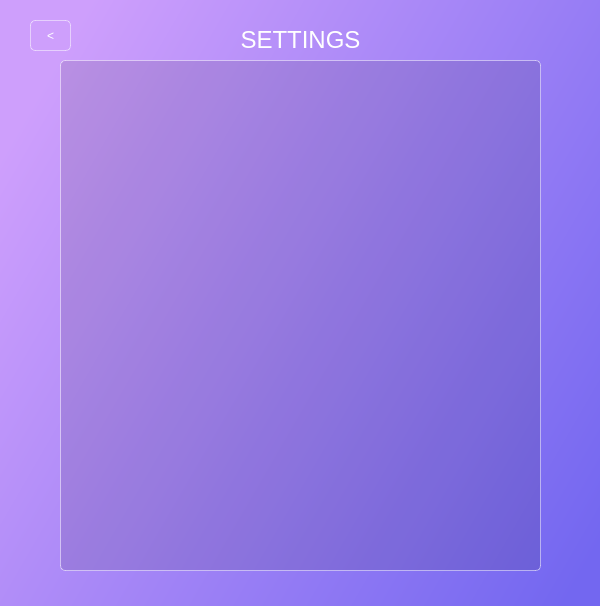
First picture: the form in CryptoView/cryptoview.ui, repository captainswain/CryptoView, before the edit.
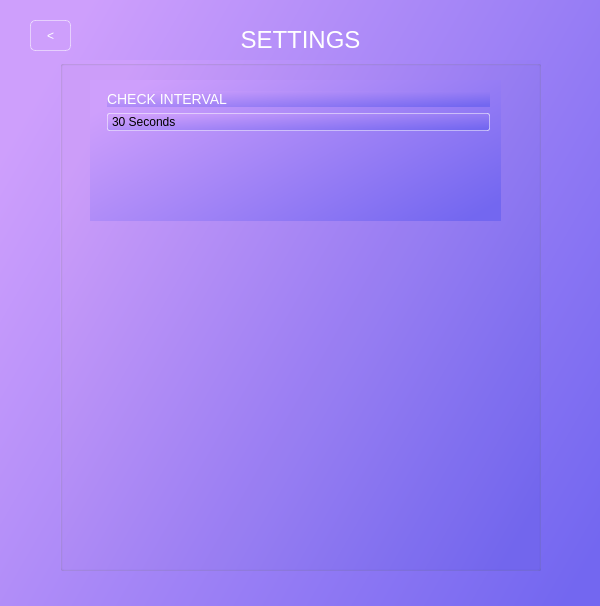
Second picture: the form after the edit. The open tabs and pages were chosen to show the change. Icons and pictures are not drawn.

Diff of the .ui file:
```diff
--- a/CryptoView/cryptoview.ui
+++ b/CryptoView/cryptoview.ui
@@ -449,17 +449,81 @@
        </rect>
       </property>
       <property name="styleSheet">
-       <string notr="true">.QGroupBox {
-	background:rgba(0,0,0,0.1);
+       <string notr="true"/>
+      </property>
+      <property name="title">
+       <string/>
+      </property>
+      <widget class="QWidget" name="formLayoutWidget">
+       <property name="geometry">
+        <rect>
+         <x>30</x>
+         <y>20</y>
+         <width>411</width>
+         <height>141</height>
+        </rect>
+       </property>
+       <layout class="QFormLayout" name="formLayout">
+        <property name="fieldGrowthPolicy">
+         <enum>QFormLayout::AllNonFixedFieldsGrow</enum>
+        </property>
+        <property name="labelAlignment">
+         <set>Qt::AlignLeading|Qt::AlignLeft|Qt::AlignVCenter</set>
+        </property>
+        <property name="formAlignment">
+         <set>Qt::AlignLeading|Qt::AlignLeft|Qt::AlignTop</set>
+        </property>
+        <item row="1" column="1">
+         <widget class="QLabel" name="label">
+          <property name="font">
+           <font>
+            <family>Helvetica Neue</family>
+           </font>
+          </property>
+          <property name="text">
+           <string>&lt;html&gt;&lt;head/&gt;&lt;body&gt;&lt;p align=&quot;left&quot;&gt;&lt;span style=&quot; font-family:'Helvetica Neue,Helvetica,Arial,sans-serif'; font-size:14px; font-weight:100; color:#ffffff;&quot;&gt;CHECK INTERVAL&lt;/span&gt;&lt;/p&gt;&lt;/body&gt;&lt;/html&gt;</string>
+          </property>
+         </widget>
+        </item>
+        <item row="2" column="1">
+         <widget class="QComboBox" name="comboBox">
+          <property name="styleSheet">
+           <string notr="true">QComboBox {
     border-width: 1px;
     border-style: solid;
 	border-color: rgba(255,255,255,0.5);
-	border-radius: 5px
- }</string>
-      </property>
-      <property name="title">
-       <string/>
-      </property>
+	border-radius: 2px
+
+
+}
+QComboBox::drop-down {
+		border-radius: 0px;
+}</string>
+          </property>
+          <item>
+           <property name="text">
+            <string>30 Seconds</string>
+           </property>
+          </item>
+          <item>
+           <property name="text">
+            <string>1 Minute</string>
+           </property>
+          </item>
+          <item>
+           <property name="text">
+            <string>5 Minutes</string>
+           </property>
+          </item>
+          <item>
+           <property name="text">
+            <string>15 Minutes</string>
+           </property>
+          </item>
+         </widget>
+        </item>
+       </layout>
+      </widget>
      </widget>
      <widget class="QPushButton" name="goBackBtn">
       <property name="geometry">
```
Left out of the diff: 8 changed lines with no effect on the pictures.
